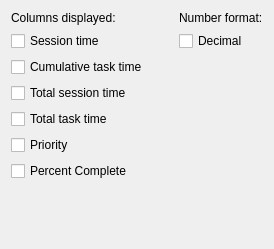
Old version of the form ktimetracker/cfgdisplay.ui in the repository chusopr/kdepim-ktimetracker-akonadi.
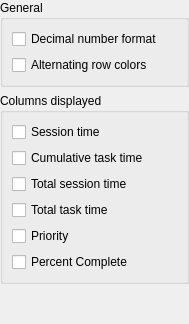
New version of the form.

Commit message: * Alternate Row Coloring, which is configurable in Settings Dialog (section: Display)  * Reorganisation of Display section in Settings Dialog

Diff of the .ui file:
```diff
--- a/ktimetracker/cfgdisplay.ui
+++ b/ktimetracker/cfgdisplay.ui
@@ -5,75 +5,98 @@
    <rect>
     <x>0</x>
     <y>0</y>
-    <width>274</width>
-    <height>249</height>
+    <width>189</width>
+    <height>324</height>
    </rect>
   </property>
-  <layout class="QGridLayout" >
-   <item row="0" column="0" colspan="2" >
-    <widget class="QLabel" name="label" >
+  <layout class="QVBoxLayout" >
+   <property name="leftMargin" >
+    <number>0</number>
+   </property>
+   <property name="topMargin" >
+    <number>0</number>
+   </property>
+   <property name="rightMargin" >
+    <number>0</number>
+   </property>
+   <property name="bottomMargin" >
+    <number>0</number>
+   </property>
+   <item>
+    <widget class="QGroupBox" name="groupBox_2" >
+     <property name="title" >
+      <string>General</string>
+     </property>
+     <layout class="QVBoxLayout" >
+      <item>
+       <widget class="QCheckBox" name="kcfg_decimalFormat" >
      <property name="text" >
-      <string>Columns displayed:</string>
+         <string>Decimal number format</string>
      </property>
     </widget>
    </item>
-   <item row="0" column="2" >
-    <widget class="QLabel" name="label_2" >
+      <item>
+       <widget class="QCheckBox" name="kcfg_alternatingRowColors" >
      <property name="text" >
-      <string>Number format:</string>
+         <string>Alternating row colors</string>
      </property>
     </widget>
    </item>
-   <item row="1" column="0" >
+     </layout>
+    </widget>
+   </item>
+   <item>
+    <widget class="QGroupBox" name="groupBox" >
+     <property name="title" >
+      <string>Columns displayed</string>
+     </property>
+     <layout class="QVBoxLayout" >
+      <item>
     <widget class="QCheckBox" name="kcfg_displaySessionTime" >
      <property name="text" >
       <string>Session time</string>
      </property>
     </widget>
    </item>
-   <item row="2" column="0" colspan="2" >
+      <item>
     <widget class="QCheckBox" name="kcfg_displayTime" >
      <property name="text" >
       <string>Cumulative task time</string>
      </property>
     </widget>
    </item>
-   <item row="1" column="2" >
-    <widget class="QCheckBox" name="kcfg_decimalFormat" >
-     <property name="text" >
-      <string>Decimal</string>
-     </property>
-    </widget>
-   </item>
-   <item row="3" column="0" colspan="2" >
+      <item>
     <widget class="QCheckBox" name="kcfg_displayTotalSessionTime" >
      <property name="text" >
       <string>Total session time</string>
      </property>
     </widget>
    </item>
-   <item row="4" column="0" colspan="2" >
+      <item>
     <widget class="QCheckBox" name="kcfg_displayTotalTime" >
      <property name="text" >
       <string>Total task time</string>
      </property>
     </widget>
    </item>
-   <item row="5" column="0" colspan="2" >
+      <item>
     <widget class="QCheckBox" name="kcfg_displayPriority" >
      <property name="text" >
       <string>Priority</string>
      </property>
     </widget>
    </item>
-   <item row="6" column="0" colspan="2" >
+      <item>
     <widget class="QCheckBox" name="kcfg_displayPercentComplete" >
      <property name="text" >
       <string>Percent Complete</string>
      </property>
     </widget>
    </item>
-   <item row="7" column="0" >
+     </layout>
+    </widget>
+   </item>
+   <item>
     <spacer>
      <property name="orientation" >
       <enum>Qt::Vertical</enum>
```
Left out of the diff: 1 changed line with no effect on the pictures. Lines whose indentation alone changed are shown as unchanged. The commit also changes 2 other files.
